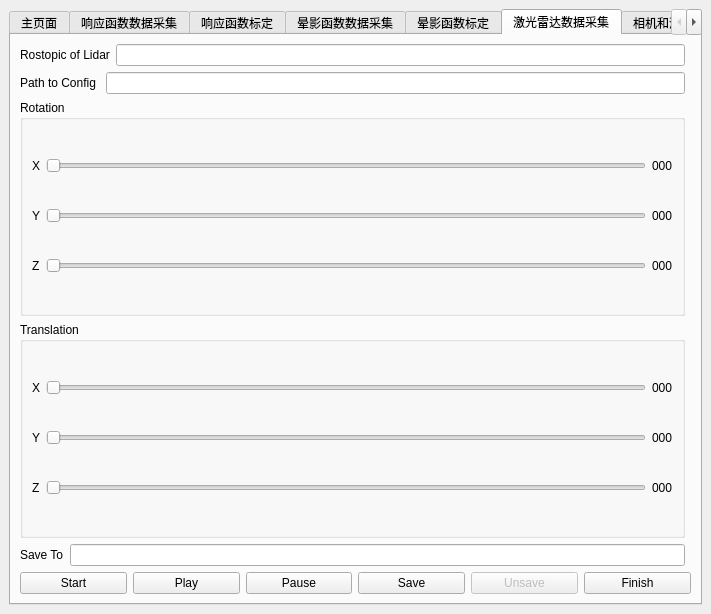
Above: src/mainwindow.ui from KangJialiang/Data-Platform before the change. Below: the same form after it.
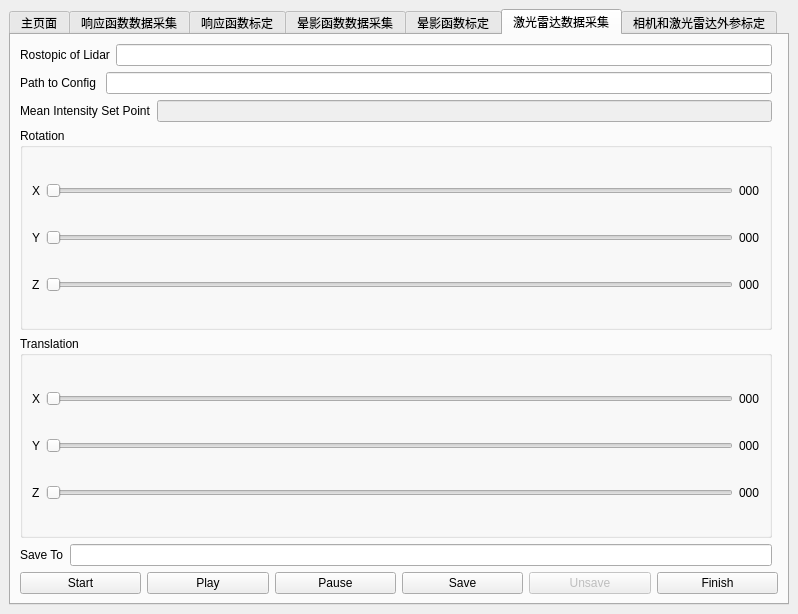
That is the form after the change. The open tabs and pages were chosen to show the change.

Commit message: go: add AE control for realsense

```diff
--- a/src/mainwindow.ui
+++ b/src/mainwindow.ui
@@ -6,7 +6,7 @@
    <rect>
     <x>0</x>
     <y>0</y>
-    <width>711</width>
+    <width>798</width>
     <height>614</height>
    </rect>
   </property>
@@ -18,13 +18,13 @@
   </property>
   <widget class="QWidget" name="centralwidget">
    <layout class="QGridLayout" name="gridLayout">
-    <item row="1" column="0">
+    <item row="0" column="0">
      <widget class="QTabWidget" name="tabWidget">
       <property name="mouseTracking">
        <bool>false</bool>
       </property>
       <property name="currentIndex">
-       <number>6</number>
+       <number>5</number>
       </property>
       <property name="tabBarAutoHide">
        <bool>false</bool>
@@ -243,6 +243,20 @@
           </property>
          </widget>
         </item>
+        <item row="5" column="1">
+         <widget class="QPushButton" name="mainStartCalibButton">
+          <property name="text">
+           <string>直接开始联合标定</string>
+          </property>
+         </widget>
+        </item>
+        <item row="5" column="2">
+         <widget class="QPushButton" name="mainStartLidarCalibButton">
+          <property name="text">
+           <string>开始激光雷达与相机联合标定</string>
+          </property>
+         </widget>
+        </item>
         <item row="5" column="3">
          <widget class="QPushButton" name="mainStartButton">
           <property name="text">
@@ -250,20 +264,6 @@
           </property>
          </widget>
         </item>
-        <item row="5" column="2">
-         <widget class="QPushButton" name="mainStartLidarCalibButton">
-          <property name="text">
-           <string>开始激光雷达与相机联合标定</string>
-          </property>
-         </widget>
-        </item>
-        <item row="5" column="1">
-         <widget class="QPushButton" name="mainStartCalibButton">
-          <property name="text">
-           <string>直接开始联合标定</string>
-          </property>
-         </widget>
-        </item>
        </layout>
       </widget>
       <widget class="QWidget" name="gammaCalibData">
@@ -690,7 +690,88 @@
         <string>激光雷达数据采集</string>
        </attribute>
        <layout class="QGridLayout" name="gridLayout_10">
-        <item row="6" column="0" colspan="2">
+        <item row="3" column="0">
+         <widget class="QGroupBox" name="rotationGroup">
+          <property name="title">
+           <string>Rotation</string>
+          </property>
+          <layout class="QGridLayout" name="gridLayout_7">
+           <item row="0" column="0">
+            <widget class="QLabel" name="rx_label">
+             <property name="text">
+              <string>X</string>
+             </property>
+            </widget>
+           </item>
+           <item row="0" column="1">
+            <widget class="QSlider" name="rx_slide">
+             <property name="maximum">
+              <number>180</number>
+             </property>
+             <property name="orientation">
+              <enum>Qt::Horizontal</enum>
+             </property>
+            </widget>
+           </item>
+           <item row="0" column="2">
+            <widget class="QLabel" name="rx_text">
+             <property name="text">
+              <string>000</string>
+             </property>
+            </widget>
+           </item>
+           <item row="1" column="0">
+            <widget class="QLabel" name="ry_label">
+             <property name="text">
+              <string>Y</string>
+             </property>
+            </widget>
+           </item>
+           <item row="1" column="1">
+            <widget class="QSlider" name="ry_slide">
+             <property name="maximum">
+              <number>360</number>
+             </property>
+             <property name="orientation">
+              <enum>Qt::Horizontal</enum>
+             </property>
+            </widget>
+           </item>
+           <item row="1" column="2">
+            <widget class="QLabel" name="ry_text">
+             <property name="text">
+              <string>000</string>
+             </property>
+            </widget>
+           </item>
+           <item row="2" column="0">
+            <widget class="QLabel" name="rz_label">
+             <property name="text">
+              <string>Z</string>
+             </property>
+            </widget>
+           </item>
+           <item row="2" column="1">
+            <widget class="QSlider" name="rz_slide">
+             <property name="maximum">
+              <number>360</number>
+             </property>
+             <property name="orientation">
+              <enum>Qt::Horizontal</enum>
+             </property>
+            </widget>
+           </item>
+           <item row="2" column="2">
+            <widget class="QLabel" name="rz_text">
+             <property name="text">
+              <string>000</string>
+             </property>
+            </widget>
+           </item>
+          </layout>
+         </widget>
+        </item>
+        <item row="7" column="0" colspan="2">
          <layout class="QHBoxLayout" name="buttonGroup">
           <item>
            <widget class="QPushButton" name="startButtonP5">
@@ -742,102 +823,35 @@
           </item>
          </layout>
         </item>
-        <item row="2" column="0">
-         <widget class="QGroupBox" name="rotationGroup">
-          <property name="title">
-           <string>Rotation</string>
-          </property>
-          <layout class="QGridLayout" name="gridLayout_7">
-           <item row="0" column="0">
-            <widget class="QLabel" name="rx_label">
-             <property name="text">
-              <string>X</string>
-             </property>
-            </widget>
-           </item>
-           <item row="0" column="1">
-            <widget class="QSlider" name="rx_slide">
-             <property name="maximum">
-              <number>180</number>
-             </property>
-             <property name="orientation">
-              <enum>Qt::Horizontal</enum>
-             </property>
-            </widget>
-           </item>
-           <item row="0" column="2">
-            <widget class="QLabel" name="rx_text">
-             <property name="text">
-              <string>000</string>
-             </property>
-            </widget>
-           </item>
-           <item row="1" column="0">
-            <widget class="QLabel" name="ry_label">
-             <property name="text">
-              <string>Y</string>
-             </property>
-            </widget>
-           </item>
-           <item row="1" column="1">
-            <widget class="QSlider" name="ry_slide">
-             <property name="maximum">
-              <number>360</number>
-             </property>
-             <property name="orientation">
-              <enum>Qt::Horizontal</enum>
-             </property>
-            </widget>
-           </item>
-           <item row="1" column="2">
-            <widget class="QLabel" name="ry_text">
-             <property name="text">
-              <string>000</string>
-             </property>
-            </widget>
-           </item>
-           <item row="2" column="0">
-            <widget class="QLabel" name="rz_label">
-             <property name="text">
-              <string>Z</string>
-             </property>
-            </widget>
-           </item>
-           <item row="2" column="1">
-            <widget class="QSlider" name="rz_slide">
-             <property name="maximum">
-              <number>360</number>
-             </property>
-             <property name="orientation">
-              <enum>Qt::Horizontal</enum>
-             </property>
-            </widget>
-           </item>
-           <item row="2" column="2">
-            <widget class="QLabel" name="rz_text">
-             <property name="text">
-              <string>000</string>
-             </property>
-            </widget>
-           </item>
-          </layout>
-         </widget>
+        <item row="1" column="0">
+         <layout class="QHBoxLayout" name="horizontalLayout_2">
+          <item>
+           <widget class="QLabel" name="pathToConfigLabelP5">
+            <property name="text">
+             <string>Path to Config </string>
+            </property>
+           </widget>
+          </item>
+          <item>
+           <widget class="QLineEdit" name="pathToConfigLineP5"/>
+          </item>
+         </layout>
+        </item>
+        <item row="0" column="0">
+         <layout class="QHBoxLayout" name="horizontalLayout_5">
+          <item>
+           <widget class="QLabel" name="topicLabelP5">
+            <property name="text">
+             <string>Rostopic of Lidar</string>
+            </property>
+           </widget>
+          </item>
+          <item>
+           <widget class="QLineEdit" name="topicLineP5"/>
+          </item>
+         </layout>
         </item>
         <item row="4" column="0">
-         <layout class="QHBoxLayout" name="saveToGroup">
-          <item>
-           <widget class="QLabel" name="saveToLabel">
-            <property name="text">
-             <string>Save To</string>
-            </property>
-           </widget>
-          </item>
-          <item>
-           <widget class="QLineEdit" name="saveToLine"/>
-          </item>
-         </layout>
-        </item>
-        <item row="3" column="0">
          <widget class="QGroupBox" name="translationGroup">
           <property name="title">
            <string>Translation</string>
@@ -918,31 +932,35 @@
           </layout>
          </widget>
         </item>
-        <item row="1" column="0">
-         <layout class="QHBoxLayout" name="horizontalLayout_2">
+        <item row="5" column="0">
+         <layout class="QHBoxLayout" name="saveToGroup">
           <item>
-           <widget class="QLabel" name="pathToConfigLabelP5">
+           <widget class="QLabel" name="saveToLabel">
             <property name="text">
-             <string>Path to Config </string>
+             <string>Save To</string>
             </property>
            </widget>
           </item>
           <item>
-           <widget class="QLineEdit" name="pathToConfigLineP5"/>
+           <widget class="QLineEdit" name="saveToLine"/>
           </item>
          </layout>
         </item>
-        <item row="0" column="0">
-         <layout class="QHBoxLayout" name="horizontalLayout_5">
+        <item row="2" column="0">
+         <layout class="QHBoxLayout" name="AEControlGroupP5">
           <item>
-           <widget class="QLabel" name="topicLabelP5">
+           <widget class="QLabel" name="AEControlLabelP5">
             <property name="text">
-             <string>Rostopic of Lidar</string>
+             <string>Mean Intensity Set Point</string>
             </property>
            </widget>
           </item>
           <item>
-           <widget class="QLineEdit" name="topicLineP5"/>
+           <widget class="QLineEdit" name="AEControlLineP5">
+            <property name="enabled">
+             <bool>false</bool>
+            </property>
+           </widget>
           </item>
          </layout>
         </item>
```
